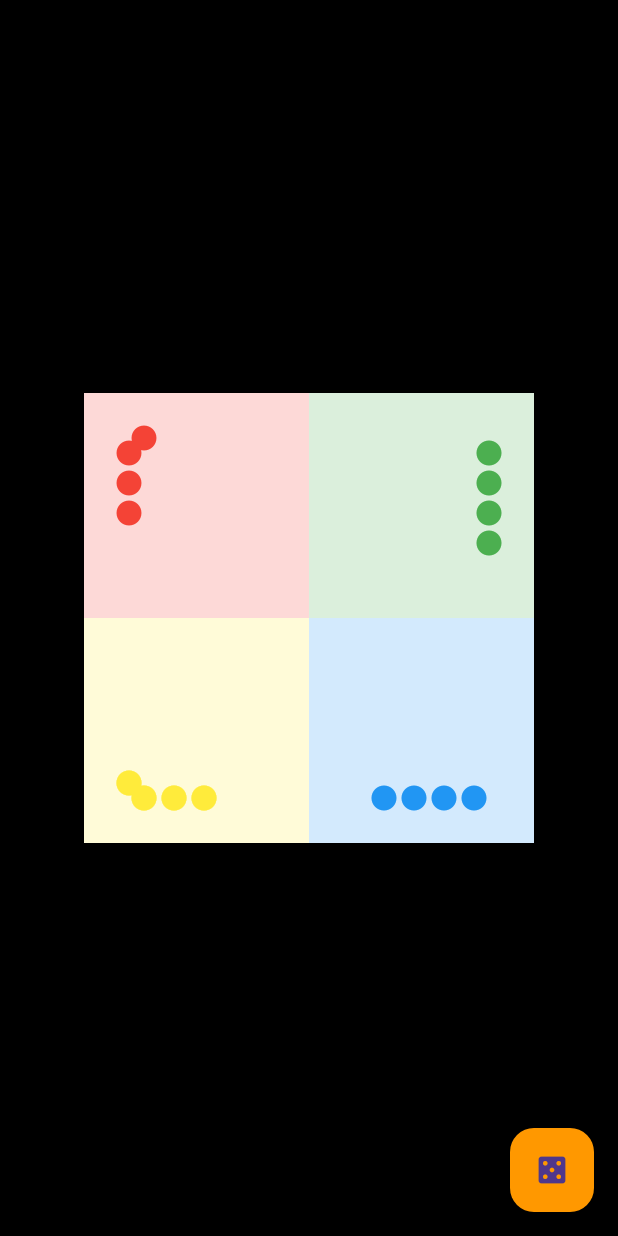
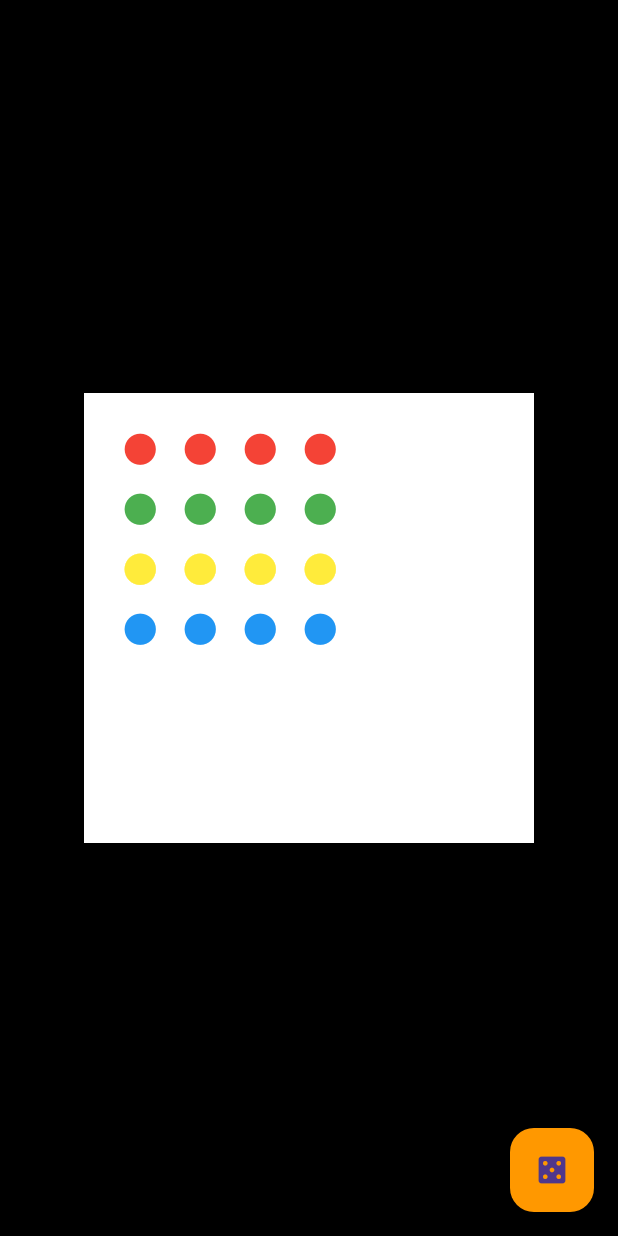
Before and after one commit to Roykk55/ludo_khela_hd, a Flutter app: the screen it shows after launch, after a tap on the "casino" icon, on a phone screen of 412 x 824 dp. Run offline on Flutter 3.47's test engine with Material 3 defaults, Android fonts, the light colour scheme and no system bars.

Commit message:
Update main.dart

```diff
--- a/lib/main.dart
+++ b/lib/main.dart
@@ -8,28 +8,23 @@
 }
 
 class _LudoGameBoardPageState extends State<LudoGameBoardPage> {
-  // ১৬টি গুটির জন্য ১৬টি পজিশন (বোর্ডের চারপাশ অনুযায়ী)
-  List<Offset> positions = List.generate(16, (i) {
-    if (i < 4) return Offset(20, 20 + (i * 20));  // লাল গুটি
-    if (i < 8) return Offset(260, 20 + ((i - 4) * 20)); // সবুজ গুটি
-    if (i < 12) return Offset(20 + ((i - 8) * 20), 260); // হলুদ গুটি
-    return Offset(260 - ((i - 12) * 20), 260); // নীল গুটি
+  // ১৬টি গুটির পজিশন লিস্ট (প্রতিটি গুটির জন্য আলাদা পজিশন)
+  List<Offset> coinPositions = List.generate(16, (i) {
+    // প্রতি ৪টি গুটিকে বোর্ডের আলাদা আলাদা কর্নারে সাজানোর লজিক
+    double x = (i % 4) * 40.0 + 20.0;
+    double y = (i ~/ 4) * 40.0 + 20.0;
+    return Offset(x, y);
   });
 
-  void moveCoins() {
+  void rollDice() {
     setState(() {
       int dice = (1 + DateTime.now().microsecond % 6);
+      // গুটিগুলো যেন এলোমেলোভাবে না নড়ে, বরং একটি নির্দিষ্ট দূরত্বে নড়ে
       for (int i = 0; i < 16; i++) {
-        // নতুন লজিক: গুটিগুলো এখন বর্গাকার পথে ঘুরবে
-        double x = positions[i].dx;
-        double y = positions[i].dy;
-
-        if (x < 260 && y == 20) x += (dice * 10); // উপরে ডানে যাবে
-        else if (x >= 260 && y < 260) y += (dice * 10); // ডানে নিচে যাবে
-        else if (x > 20 && y >= 260) x -= (dice * 10); // নিচে বামে যাবে
-        else y -= (dice * 10); // বামে উপরে যাবে
-
-        positions[i] = Offset(x.clamp(20.0, 260.0), y.clamp(20.0, 260.0));
+        coinPositions[i] = Offset(
+          (coinPositions[i].dx + (dice * 5)) % 260,
+          (coinPositions[i].dy + (dice * 5)) % 260
+        );
       }
     });
   }
@@ -42,22 +37,17 @@
         child: Container(
           width: 300, height: 300, color: Colors.white,
           child: Stack(children: [
-            // ৪টি রঙের জোন
-            Positioned(top: 0, left: 0, child: Container(width: 150, height: 150, color: Colors.red.withOpacity(0.2))),
-            Positioned(top: 0, right: 0, child: Container(width: 150, height: 150, color: Colors.green.withOpacity(0.2))),
-            Positioned(bottom: 0, left: 0, child: Container(width: 150, height: 150, color: Colors.yellow.withOpacity(0.2))),
-            Positioned(bottom: 0, right: 0, child: Container(width: 150, height: 150, color: Colors.blue.withOpacity(0.2))),
-
-            // ১৬টি গুটি
+            // ১৬টি গুটিকে স্ক্রিনে প্রদর্শন করা
             ...List.generate(16, (i) => Positioned(
-              left: positions[i].dx, top: positions[i].dy,
-              child: Icon(Icons.circle, color: (i < 4) ? Colors.red : (i < 8) ? Colors.green : (i < 12) ? Colors.yellow : Colors.blue, size: 20),
+              left: coinPositions[i].dx,
+              top: coinPositions[i].dy,
+              child: Icon(Icons.circle, color: (i < 4) ? Colors.red : (i < 8) ? Colors.green : (i < 12) ? Colors.yellow : Colors.blue, size: 25),
             )),
           ]),
         ),
       ),
       floatingActionButton: FloatingActionButton(
-        onPressed: moveCoins,
+        onPressed: rollDice,
         child: Icon(Icons.casino),
         backgroundColor: Colors.orange,
       ),
```
